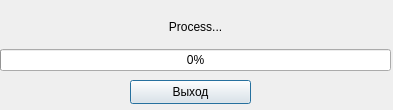
Old version of the form dialogindicator.ui in the repository coolshou/wifisoftap.
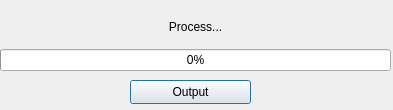
New version of the form.

Patch:
```diff
--- a/dialogindicator.ui
+++ b/dialogindicator.ui
@@ -53,7 +53,7 @@
     </size>
    </property>
    <property name="text">
-    <string>Выход</string>
+    <string>Output</string>
    </property>
   </widget>
   <widget class="QWidget" name="layoutWidget">
```
